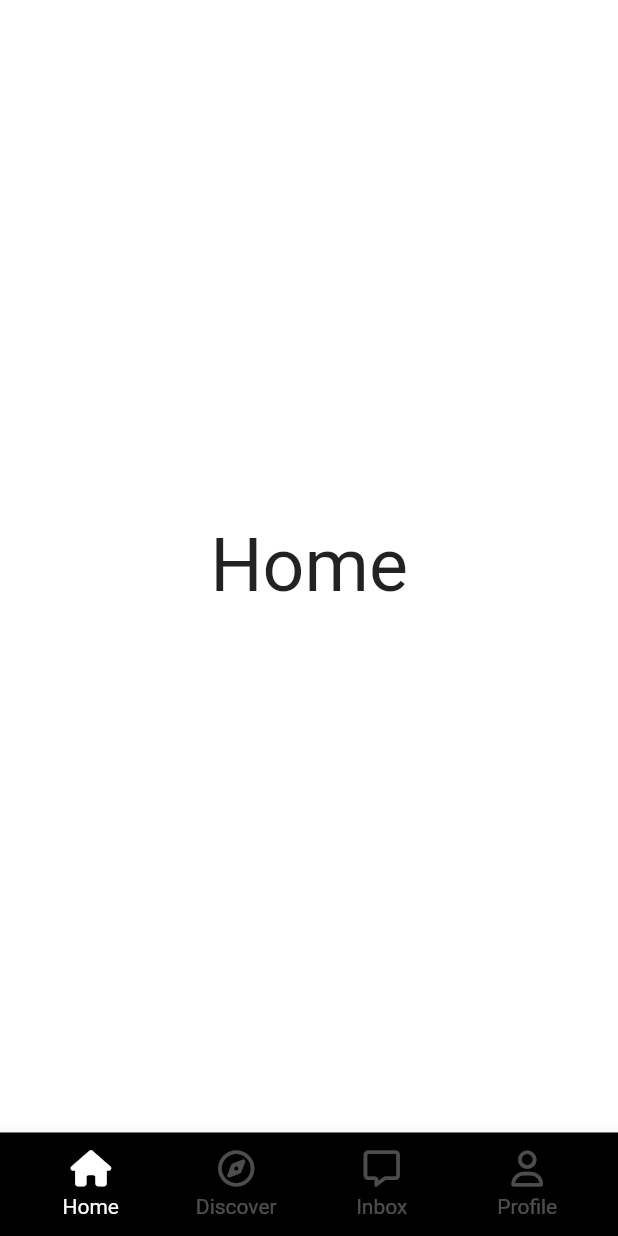
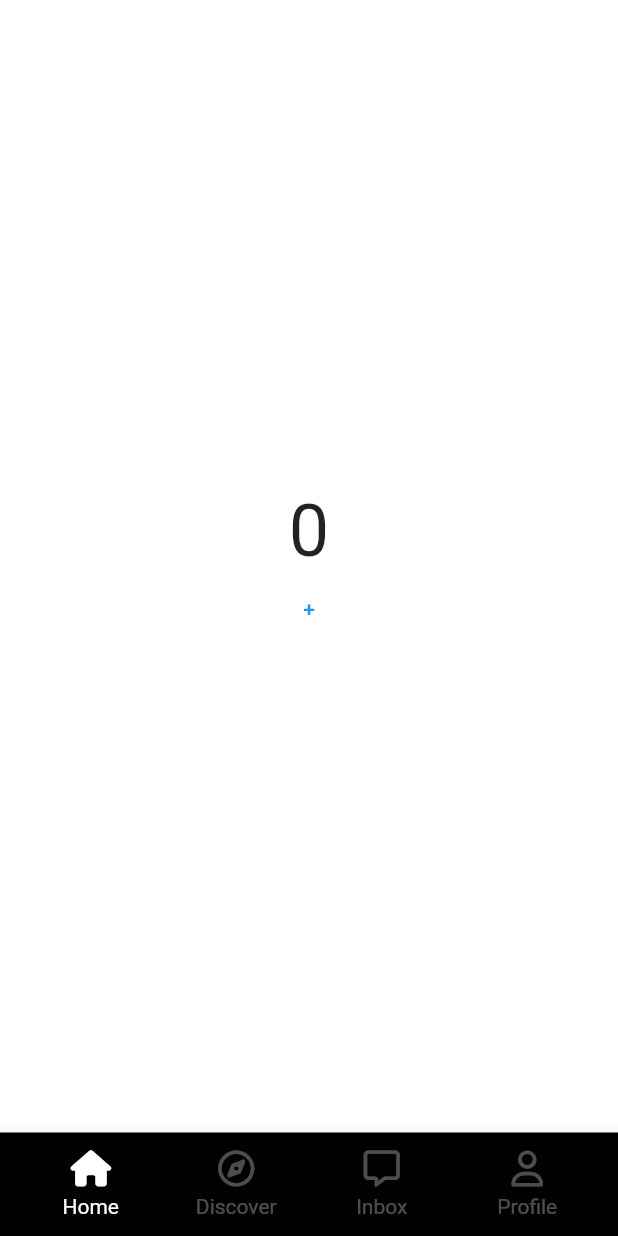
Before and after one commit to camelcrush/tiktok-flutter, a Flutter app: the screen it shows after launch, on a phone screen of 412 x 824 dp. Run offline on Flutter 3.47's test engine with Material 2 defaults, Android fonts, the phone set to English and light mode, and no system bars; our stand-ins replace font_awesome_flutter.

Commit message:
Statefull Navigation : Stack, Offstage

```diff
--- a/lib/features/main_navigation/main_navigation.dart
+++ b/lib/features/main_navigation/main_navigation.dart
@@ -1,6 +1,7 @@
 import 'package:flutter/material.dart';
 import 'package:font_awesome_flutter/font_awesome_flutter.dart';
 import 'package:tiktokapp/constants/size.dart';
+import 'package:tiktokapp/features/main_navigation/stf_screen.dart';
 import 'package:tiktokapp/features/main_navigation/widgests/tab_nav.dart';
 
 class MainNavigationScreen extends StatefulWidget {
@@ -13,34 +14,6 @@ class MainNavigationScreen extends StatefulWidget {
 class _MainNavigationScreenState extends State<MainNavigationScreen> {
   int _selectedIndex = 0;
 
-  final screens = [
-    const Center(
-      child: Text(
-        'Home',
-        style: TextStyle(fontSize: 49),
-      ),
-    ),
-    const Center(
-      child: Text(
-        'Search',
-        style: TextStyle(fontSize: 49),
-      ),
-    ),
-    Container(),
-    const Center(
-      child: Text(
-        'Inbox',
-        style: TextStyle(fontSize: 49),
-      ),
-    ),
-    const Center(
-      child: Text(
-        'Profile',
-        style: TextStyle(fontSize: 49),
-      ),
-    ),
-  ];
-
   void _onTap(int index) {
     setState(() {
       _selectedIndex = index;
@@ -51,7 +24,30 @@ class _MainNavigationScreenState extends State<MainNavigationScreen> {
   Widget build(BuildContext context) {
     // CupertinoTabScaffold를 사용하려면 main.dart에서 CupertinoApp으로 전환해야 함
     return Scaffold(
-      body: screens.elementAt(_selectedIndex),
+      // Stateful Widget으로 된 화면 렌더링을 가진 Navigator에서 탭간 이동 시에 State값이
+      // 초기화되는 현상을 해결하기 위해 Stack, Offstage 위젯을 쓴다. (State값을 기억함)
+      // Stack : 화면 또는 위젯을 쌓아 올리는 위젯
+      body: Stack(
+        children: [
+          // Stack 내부의 위젯들을 숨겨주는 위젯
+          Offstage(
+            offstage: _selectedIndex != 0,
+            child: const StfScreen(),
+          ),
+          Offstage(
+            offstage: _selectedIndex != 1,
+            child: const StfScreen(),
+          ),
+          Offstage(
+            offstage: _selectedIndex != 3,
+            child: const StfScreen(),
+          ),
+          Offstage(
+            offstage: _selectedIndex != 4,
+            child: const StfScreen(),
+          )
+        ],
+      ),
       bottomNavigationBar: BottomAppBar(
         color: Colors.black,
         child: Padding(
--- /dev/null
+++ b/lib/features/main_navigation/stf_screen.dart
@@ -0,0 +1,37 @@
+import 'package:flutter/material.dart';
+import 'package:tiktokapp/constants/size.dart';
+
+class StfScreen extends StatefulWidget {
+  const StfScreen({Key? key}) : super(key: key);
+
+  @override
+  State<StfScreen> createState() => _StfScreenState();
+}
+
+class _StfScreenState extends State<StfScreen> {
+  int _clicks = 0;
+
+  void _increase() {
+    setState(() {
+      _clicks = _clicks + 1;
+    });
+  }
+
+  @override
+  Widget build(BuildContext context) {
+    return Center(
+      child: Column(
+        mainAxisAlignment: MainAxisAlignment.center,
+        children: [
+          Text(
+            "$_clicks",
+            style: const TextStyle(
+              fontSize: Sizes.size48,
+            ),
+          ),
+          TextButton(onPressed: _increase, child: const Text('+'))
+        ],
+      ),
+    );
+  }
+}
```
